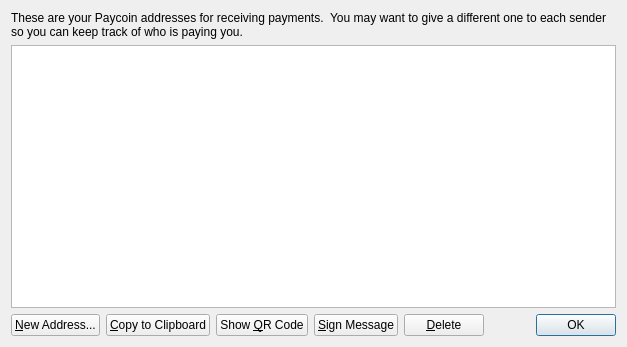
Before: the Qt Designer form src/qt/forms/addressbookpage.ui in PaycoinFoundation/paycoin, drawn with Qt 5.
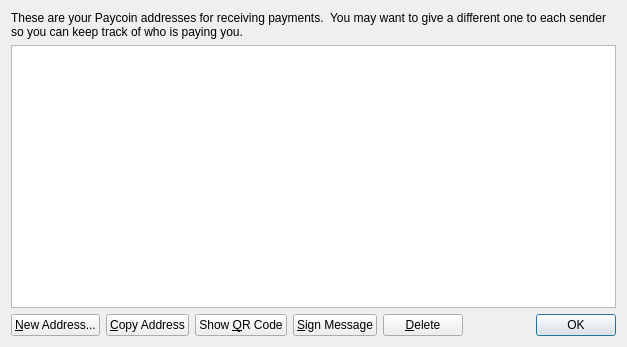
After: the same form once the commit is applied. Icons and pictures are not drawn.

Commit message:
Make user action more straightforward in address book
- Add all actions that can be triggered with buttons to the context menu
- Hide delete action from context menu for receiving tab

```diff
--- a/src/qt/forms/addressbookpage.ui
+++ b/src/qt/forms/addressbookpage.ui
@@ -71,7 +71,7 @@
         <string>Copy the currently selected address to the system clipboard</string>
        </property>
        <property name="text">
-        <string>&amp;Copy to Clipboard</string>
+        <string>&amp;Copy Address</string>
        </property>
        <property name="icon">
         <iconset resource="../bitcoin.qrc">
```
Left out of the diff: 6 changed lines with no effect on the pictures. The commit also changes 1 other file.
